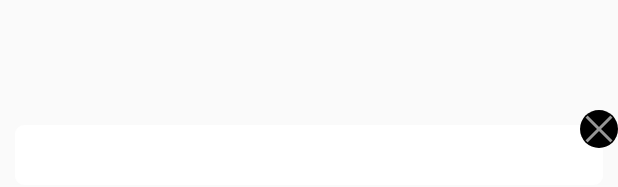
After one commit to tzmfreedom/android-sample, an Android app: the layout fragment_dialog.xml on its own in the app's theme, with its tools: preview values and no code run, on a phone screen of 412 x 824 dp. The commit adds this screen. Shown: the part 463-650 px from the top of the screen. Run offline under Robolectric (Android 15) with nearby library versions, the phone set to English and light mode, and no system bars; network calls fail.

Commit message:
add dialog

```diff
--- /dev/null
+++ b/Standard/app/src/main/res/drawable/close.xml
@@ -0,0 +1,11 @@
+<?xml version="1.0" encoding="utf-8"?>
+<shape xmlns:android="http://schemas.android.com/apk/res/android">
+    <solid android:color="#000000" />
+    <corners android:radius="20dp" />
+</shape>
+<!--<inset-->
+<!--    xmlns:android="http://schemas.android.com/apk/res/android"-->
+<!--    android:drawable="@android:color/white"-->
+<!--    android:inset="10dp"-->
+<!--    >-->
+<!--</inset>-->
--- /dev/null
+++ b/Standard/app/src/main/res/drawable/dialog.xml
@@ -0,0 +1,11 @@
+<?xml version="1.0" encoding="utf-8"?>
+<shape xmlns:android="http://schemas.android.com/apk/res/android">
+    <solid android:color="#FFFFFF" />
+    <corners android:radius="6dp" />
+</shape>
+<!--<inset-->
+<!--    xmlns:android="http://schemas.android.com/apk/res/android"-->
+<!--    android:drawable="@android:color/white"-->
+<!--    android:inset="10dp"-->
+<!--    >-->
+<!--</inset>-->
--- /dev/null
+++ b/Standard/app/src/main/res/layout/fragment_dialog.xml
@@ -0,0 +1,40 @@
+<?xml version="1.0" encoding="utf-8"?>
+<androidx.constraintlayout.widget.ConstraintLayout
+    xmlns:android="http://schemas.android.com/apk/res/android"
+    xmlns:app="http://schemas.android.com/apk/res-auto"
+    android:layout_width="match_parent"
+    android:layout_height="wrap_content"
+    android:layout_gravity="center"
+    >
+
+    <FrameLayout
+        android:id="@+id/frameLayout"
+        android:layout_width="match_parent"
+        android:layout_height="wrap_content"
+        android:padding="10dp"
+        app:layout_constraintBottom_toBottomOf="parent"
+        app:layout_constraintTop_toTopOf="parent">
+
+        <FrameLayout
+            android:layout_width="match_parent"
+            android:layout_height="wrap_content"
+            android:background="@drawable/dialog"
+            android:padding="20dp">
+
+            <ImageView
+                android:id="@+id/dialog_image"
+                android:layout_width="match_parent"
+                android:layout_height="wrap_content" />
+        </FrameLayout>
+    </FrameLayout>
+
+    <ImageButton
+        android:id="@+id/closeButton"
+        android:layout_width="25dp"
+        android:layout_height="25dp"
+        android:layout_gravity="right|top"
+        android:background="@drawable/close"
+        android:src="@android:drawable/ic_menu_close_clear_cancel"
+        app:layout_constraintEnd_toEndOf="parent"
+        app:layout_constraintTop_toTopOf="@+id/frameLayout" />
+</androidx.constraintlayout.widget.ConstraintLayout>
--- a/Standard/app/src/main/res/values/styles.xml
+++ b/Standard/app/src/main/res/values/styles.xml
@@ -20,4 +20,9 @@
         <item name="android:textColor">@android:color/white</item>
         <item name="android:textColorSecondary">@android:color/white</item>
     </style>
+
+    <style name="TransparentDialogTheme" parent="@android:style/Theme.Light">
+        <item name="android:windowNoTitle">true</item>
+        <item name="android:windowBackground">@android:color/transparent</item>
+    </style>
 </resources>
```
Also changed, not shown: Standard/app/src/main/java/com/freedom_man/standard/OtherFragment.kt (+115 -2 lines), Standard/app/src/main/res/layout/carousel_card_row.xml (added, +35 -0 lines), Standard/app/src/main/res/layout/fragment_other.xml (+20 -2 lines).
